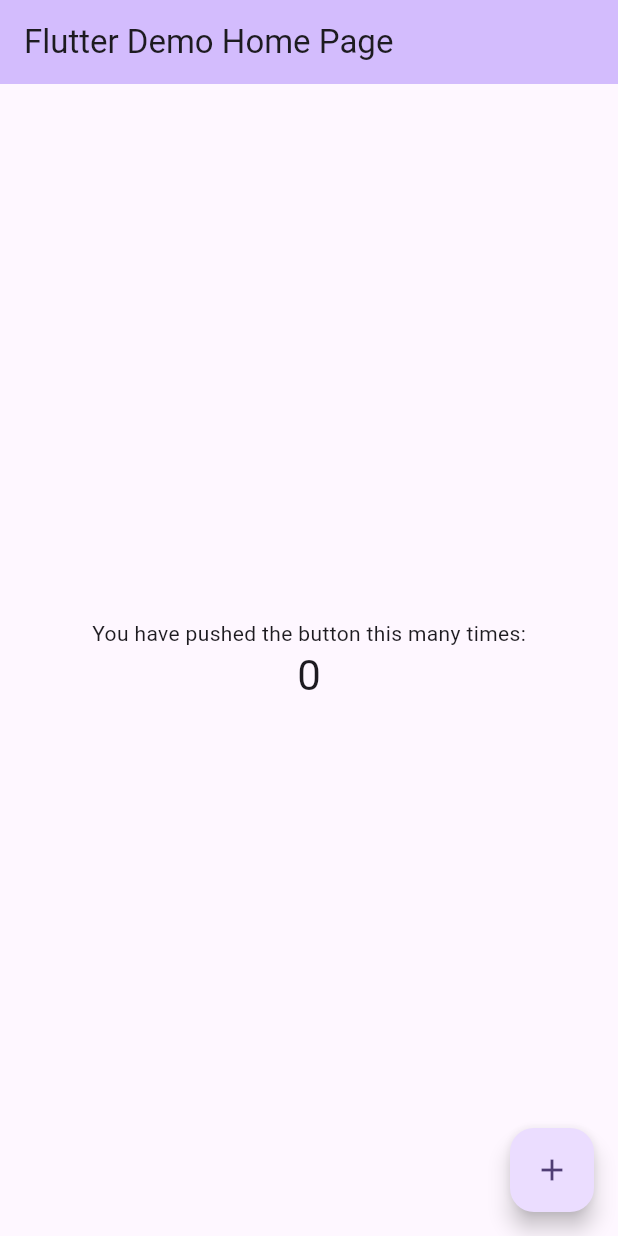
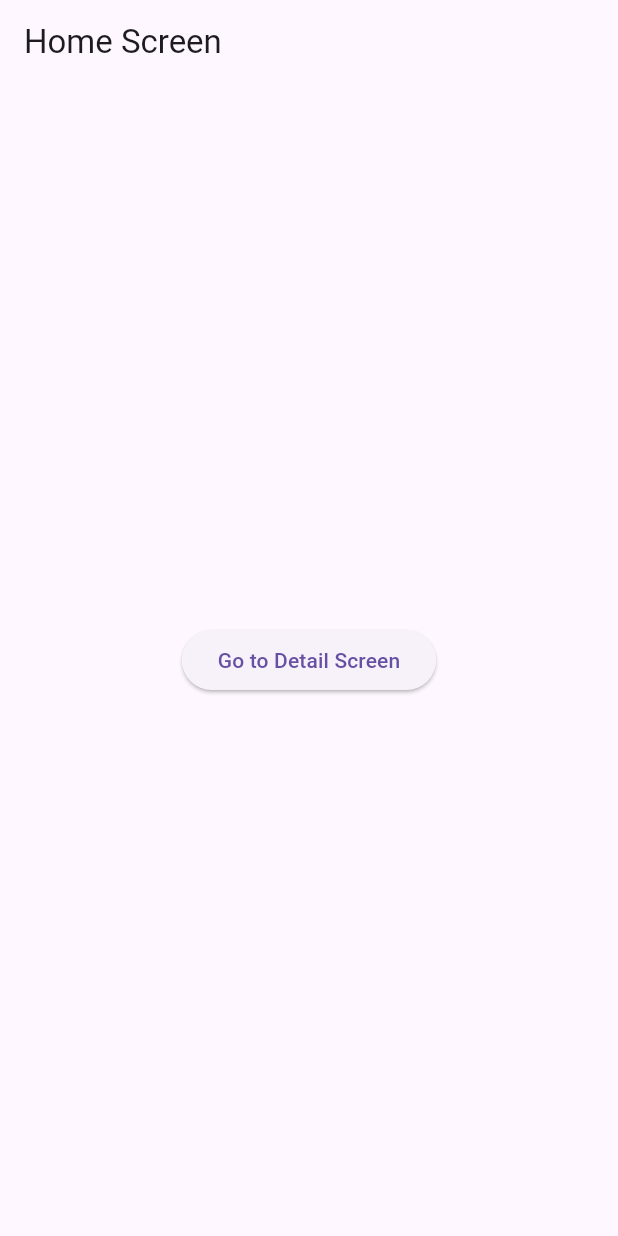
Before and after one commit to hide0621/flutter_dev_book_good_code_bad_code, a Flutter app: the screen it shows after launch, on a phone screen of 412 x 824 dp. Run offline on Flutter 3.47's test engine with Material 3 defaults, Android fonts, the phone set to English and light mode, and no system bars.

```diff
--- a/chapter_10_2_1/lib/main.dart
+++ b/chapter_10_2_1/lib/main.dart
@@ -7,119 +7,53 @@ void main() {
 class MyApp extends StatelessWidget {
   const MyApp({super.key});
 
-  // This widget is the root of your application.
   @override
   Widget build(BuildContext context) {
-    return MaterialApp(
-      title: 'Flutter Demo',
-      theme: ThemeData(
-        // This is the theme of your application.
-        //
-        // TRY THIS: Try running your application with "flutter run". You'll see
-        // the application has a purple toolbar. Then, without quitting the app,
-        // try changing the seedColor in the colorScheme below to Colors.green
-        // and then invoke "hot reload" (save your changes or press the "hot
-        // reload" button in a Flutter-supported IDE, or press "r" if you used
-        // the command line to start the app).
-        //
-        // Notice that the counter didn't reset back to zero; the application
-        // state is not lost during the reload. To reset the state, use hot
-        // restart instead.
-        //
-        // This works for code too, not just values: Most code changes can be
-        // tested with just a hot reload.
-        colorScheme: ColorScheme.fromSeed(seedColor: Colors.deepPurple),
-        useMaterial3: true,
-      ),
-      home: const MyHomePage(title: 'Flutter Demo Home Page'),
+    return const MaterialApp(
+      home: HomeScreen(),
     );
   }
 }
 
-class MyHomePage extends StatefulWidget {
-  const MyHomePage({super.key, required this.title});
-
-  // This widget is the home page of your application. It is stateful, meaning
-  // that it has a State object (defined below) that contains fields that affect
-  // how it looks.
-
-  // This class is the configuration for the state. It holds the values (in this
-  // case the title) provided by the parent (in this case the App widget) and
-  // used by the build method of the State. Fields in a Widget subclass are
-  // always marked "final".
-
-  final String title;
-
-  @override
-  State<MyHomePage> createState() => _MyHomePageState();
-}
-
-class _MyHomePageState extends State<MyHomePage> {
-  int _counter = 0;
-
-  void _incrementCounter() {
-    setState(() {
-      // This call to setState tells the Flutter framework that something has
-      // changed in this State, which causes it to rerun the build method below
-      // so that the display can reflect the updated values. If we changed
-      // _counter without calling setState(), then the build method would not be
-      // called again, and so nothing would appear to happen.
-      _counter++;
-    });
-  }
+class HomeScreen extends StatelessWidget {
+  const HomeScreen({super.key});
 
   @override
   Widget build(BuildContext context) {
-    // This method is rerun every time setState is called, for instance as done
-    // by the _incrementCounter method above.
-    //
-    // The Flutter framework has been optimized to make rerunning build methods
-    // fast, so that you can just rebuild anything that needs updating rather
-    // than having to individually change instances of widgets.
+    // final navigator = Navigator.of(context);
+
     return Scaffold(
       appBar: AppBar(
-        // TRY THIS: Try changing the color here to a specific color (to
-        // Colors.amber, perhaps?) and trigger a hot reload to see the AppBar
-        // change color while the other colors stay the same.
-        backgroundColor: Theme.of(context).colorScheme.inversePrimary,
-        // Here we take the value from the MyHomePage object that was created by
-        // the App.build method, and use it to set our appbar title.
-        title: Text(widget.title),
+        title: const Text('Home Screen'),
       ),
       body: Center(
-        // Center is a layout widget. It takes a single child and positions it
-        // in the middle of the parent.
-        child: Column(
-          // Column is also a layout widget. It takes a list of children and
-          // arranges them vertically. By default, it sizes itself to fit its
-          // children horizontally, and tries to be as tall as its parent.
-          //
-          // Column has various properties to control how it sizes itself and
-          // how it positions its children. Here we use mainAxisAlignment to
-          // center the children vertically; the main axis here is the vertical
-          // axis because Columns are vertical (the cross axis would be
-          // horizontal).
-          //
-          // TRY THIS: Invoke "debug painting" (choose the "Toggle Debug Paint"
-          // action in the IDE, or press "p" in the console), to see the
-          // wireframe for each widget.
-          mainAxisAlignment: MainAxisAlignment.center,
-          children: <Widget>[
-            const Text(
-              'You have pushed the button this many times:',
-            ),
-            Text(
-              '$_counter',
-              style: Theme.of(context).textTheme.headlineMedium,
-            ),
-          ],
+        child: ElevatedButton(
+          onPressed: () {
+            final navigator = Navigator.of(context);
+            navigator.push(
+              MaterialPageRoute(
+                builder: (context) => const DetailScreen(),
+              ),
+            );
+          },
+          child: const Text('Go to Detail Screen'),
         ),
       ),
-      floatingActionButton: FloatingActionButton(
-        onPressed: _incrementCounter,
-        tooltip: 'Increment',
-        child: const Icon(Icons.add),
-      ), // This trailing comma makes auto-formatting nicer for build methods.
     );
   }
 }
+
+class DetailScreen extends StatelessWidget {
+  const DetailScreen({super.key});
+  @override
+  Widget build(BuildContext context) {
+    return Scaffold(
+      appBar: AppBar(
+        title: const Text('Detail Screen'),
+      ),
+      body: const Center(
+        child: Text('Detail'),
+      ),
+    );
+  }
+}
```
